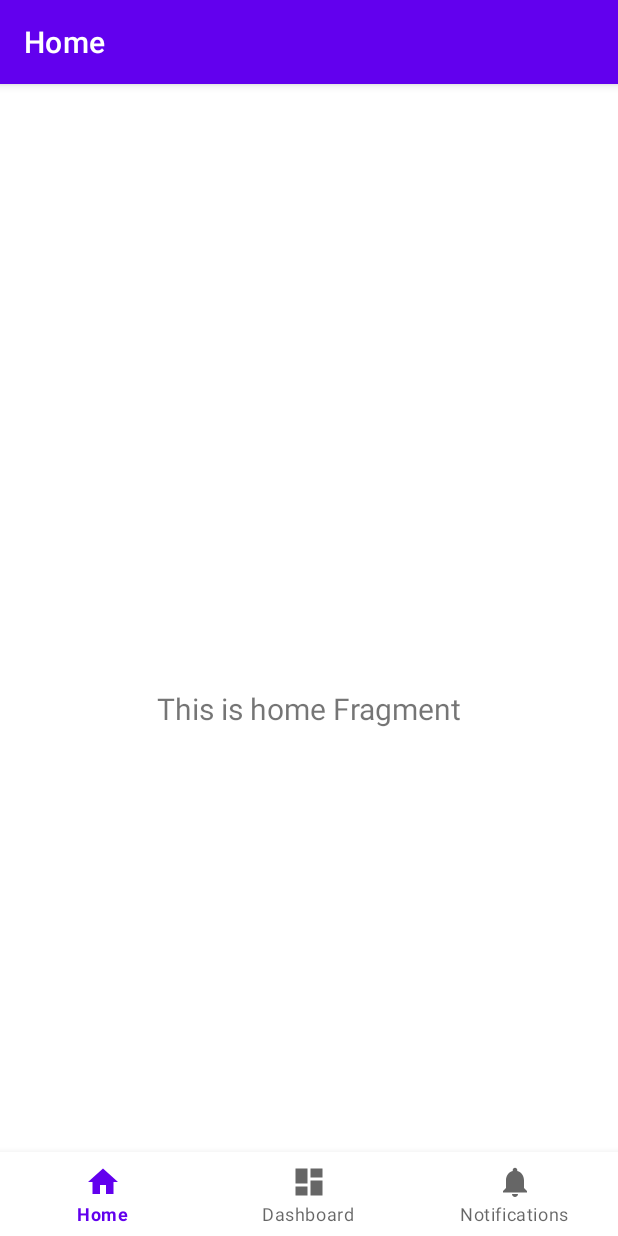
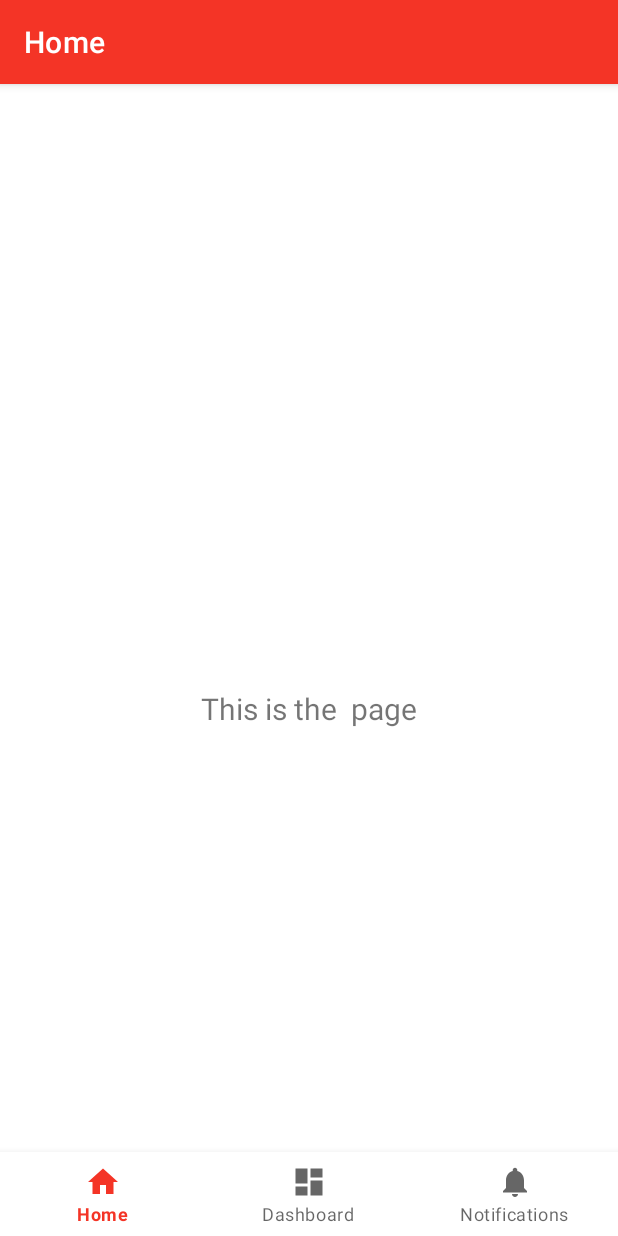
Before and after one commit to gitsfine/ShopAssit, an Android app: the screen it shows after launch (MainActivity), on a phone screen of 412 x 824 dp. Run offline under Robolectric (Android 15) with nearby library versions, the phone set to English and light mode, and no system bars; our stand-ins replace navigation-ui.

Commit message:
New Layout
November 7th 25

```diff
--- a/ShopAssist/app/src/main/java/com/aisight/shopassist/ui/home/HomeViewModel.kt
+++ b/ShopAssist/app/src/main/java/com/aisight/shopassist/ui/home/HomeViewModel.kt
@@ -7,7 +7,7 @@ import androidx.lifecycle.ViewModel
 class HomeViewModel : ViewModel() {
 
     private val _text = MutableLiveData<String>().apply {
-        value = "This is home Fragment"
+        value = "This is the  page"
     }
     val text: LiveData<String> = _text
 }
--- a/ShopAssist/app/src/main/res/values/themes.xml
+++ b/ShopAssist/app/src/main/res/values/themes.xml
@@ -2,11 +2,11 @@
     <!-- Base application theme. -->
     <style name="Theme.ShopAssist" parent="Theme.MaterialComponents.DayNight.DarkActionBar">
         <!-- Primary brand color. -->
-        <item name="colorPrimary">@color/purple_500</item>
-        <item name="colorPrimaryVariant">@color/purple_700</item>
-        <item name="colorOnPrimary">@color/white</item>
+        <item name="colorPrimary">@color/red</item>
+        <item name="colorPrimaryVariant">@color/red</item>
+        <item name="colorOnPrimary">@color/red</item>
         <!-- Secondary brand color. -->
-        <item name="colorSecondary">@color/teal_200</item>
+        <item name="colorSecondary">@color/red</item>
         <item name="colorSecondaryVariant">@color/teal_700</item>
         <item name="colorOnSecondary">@color/black</item>
         <!-- Status bar color. -->
```
